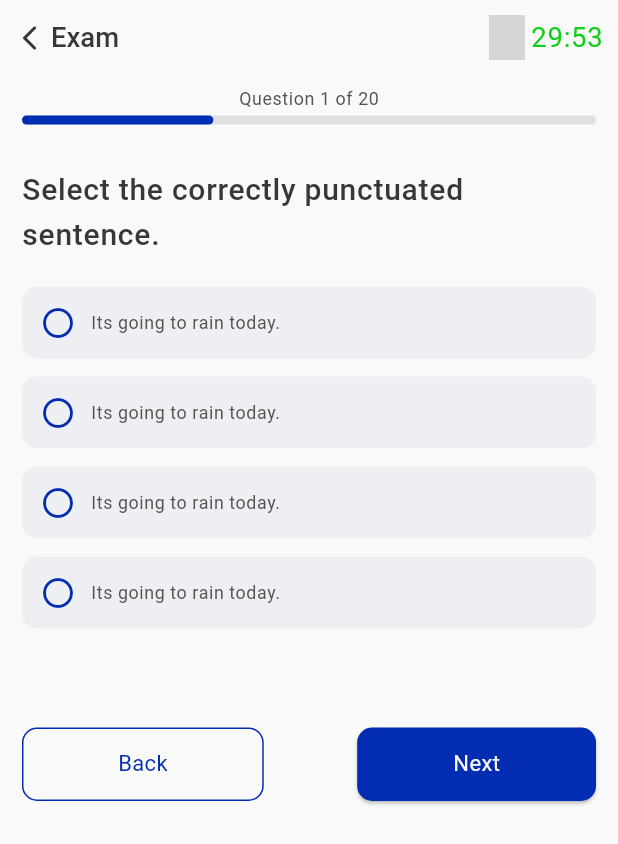
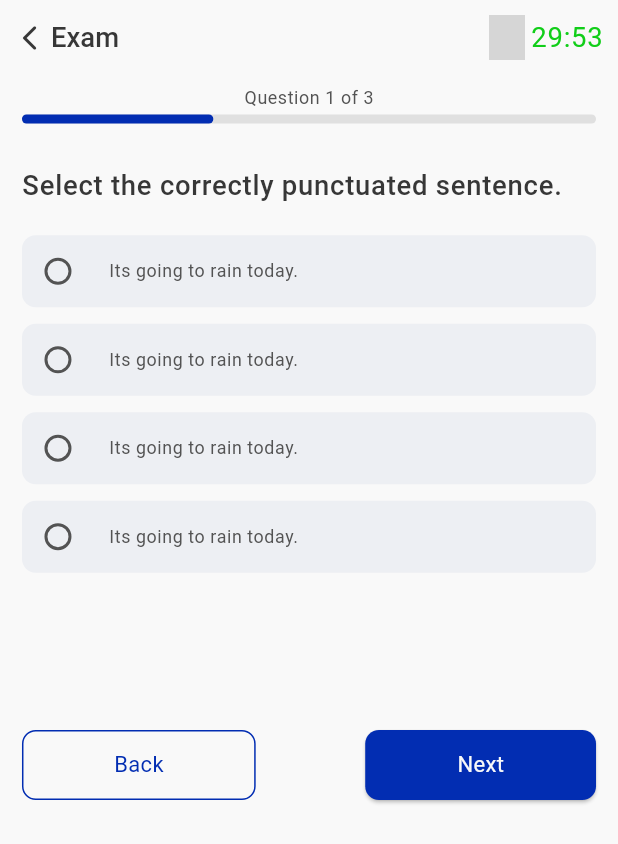
Before and after one commit to mohamedqandill/Online-Exam, a Flutter app: the screen it shows after launch, on a phone screen of 412 x 824 dp. Shown: the top 844 px of the screen. Run offline on Flutter 3.47's test engine with Material 3 defaults, Android fonts, the phone set to English and light mode, and no system bars; our stand-ins replace bloc, cached_network_image, dartz, dio, equatable, flutter_bloc and 5 more; generated files the repository leaves out were written again; grey boxes are pictures that could not be loaded.

Commit message:
done the ui quiz

```diff
--- a/lib/presentation_layer/quiz/view/quiz_view.dart
+++ b/lib/presentation_layer/quiz/view/quiz_view.dart
@@ -1,4 +1,5 @@
 import 'package:flutter/material.dart';
+import 'package:flutter_screenutil/flutter_screenutil.dart';
 import 'package:online_exam/core/utils/constatnts.dart';
 import 'package:online_exam/presentation_layer/quiz/view/quiz_view_body.dart';
 import 'package:online_exam/presentation_layer/quiz/widgets/custom_quiz_app_bar.dart';
@@ -12,7 +13,7 @@ class QuizView extends StatelessWidget {
       appBar: const CustomQuizAppBar(),
       body: SafeArea(
           child: Padding(
-            padding: EdgeInsets.symmetric(vertical: 8.0,horizontal: Constants.appSecoundPadding),
+            padding: EdgeInsets.symmetric(vertical: 8.0.h,horizontal: Constants.appSecoundPadding),
             child: const QuizViewBody(),
           )
       ),
--- a/lib/presentation_layer/quiz/view/quiz_view_body.dart
+++ b/lib/presentation_layer/quiz/view/quiz_view_body.dart
@@ -1,4 +1,5 @@
 import 'package:flutter/material.dart';
+import 'package:flutter_screenutil/flutter_screenutil.dart';
 import 'package:online_exam/core/utils/constatnts.dart';
 import 'package:online_exam/presentation_layer/quiz/widgets/custom_exam_progress_bar.dart';
 import 'package:online_exam/presentation_layer/quiz/widgets/custom_questions_page_view.dart';
@@ -81,7 +82,7 @@ class _QuizViewBodyState extends State<QuizViewBody> {
                   style: Theme.of(context)
                       .textTheme
                       .bodyLarge
-                      ?.copyWith(fontSize: 20),
+                      ?.copyWith(fontSize: 20.sp),
                 ),
               ),
 
--- a/lib/presentation_layer/quiz/widgets/custom_exam_progress_bar.dart
+++ b/lib/presentation_layer/quiz/widgets/custom_exam_progress_bar.dart
@@ -1,4 +1,5 @@
 import 'package:flutter/material.dart';
+import 'package:flutter_screenutil/flutter_screenutil.dart';
 import 'package:online_exam/core/utils/app_colors.dart';
 
 class CustomExamProgressBar extends StatelessWidget {
@@ -19,7 +20,7 @@ class CustomExamProgressBar extends StatelessWidget {
       crossAxisAlignment: CrossAxisAlignment.center,
       children: [
         Text(
-          "Question 1 of 20",
+          "Question $currentQuestion of $totalQuestions",
           style: Theme.of(context)
               .textTheme
               .bodySmall,
@@ -32,7 +33,7 @@ class CustomExamProgressBar extends StatelessWidget {
           minHeight: 6,
           backgroundColor: Colors.grey[300],
           color: AppColors.blueShades[60],
-          borderRadius: BorderRadius.circular(10),
+          borderRadius: BorderRadius.circular(10.r),
         ),
       ],
     );
--- a/lib/presentation_layer/quiz/widgets/custom_exam_timer.dart
+++ b/lib/presentation_layer/quiz/widgets/custom_exam_timer.dart
@@ -63,7 +63,7 @@ class _CustomExamTimerState extends State<CustomExamTimer> {
                 ElevatedButton(
                   style: ElevatedButton.styleFrom(
                     backgroundColor: AppColors.blueShades[60],
-                    padding: const EdgeInsets.symmetric(horizontal: 64, vertical: 14),
+                    padding: EdgeInsets.symmetric(horizontal: 64.w, vertical: 14.h),
                     shape: RoundedRectangleBorder(
                       borderRadius: BorderRadius.circular(10),
                     ),
@@ -106,7 +106,7 @@ class _CustomExamTimerState extends State<CustomExamTimer> {
 
     return Row(
       children: [
-        Image.asset(AppAssets.alarm,width: 24,height: 30),
+        Image.asset(AppAssets.alarm, width: 24,height: 30),
         const SizedBox(width: 4),
         Text(
           formatTime(remainingSeconds),
--- a/lib/presentation_layer/quiz/widgets/custom_option_question.dart
+++ b/lib/presentation_layer/quiz/widgets/custom_option_question.dart
@@ -1,4 +1,5 @@
 import 'package:flutter/material.dart';
+import 'package:flutter_screenutil/flutter_screenutil.dart';
 import 'package:online_exam/core/utils/app_colors.dart';
 
 class CustomOptionsQuestion extends StatefulWidget {
@@ -40,19 +41,20 @@ class _CustomOptionsQuestionState extends State<CustomOptionsQuestion> {
           return GestureDetector(
             onTap: () => toggleOption(index),
             child: Container(
-              margin: const EdgeInsets.symmetric(vertical: 6),
-              padding: const EdgeInsets.all(12),
+              margin: EdgeInsets.symmetric(vertical: 6.h),
               decoration: BoxDecoration(
-                color: isSelected ? AppColors.blueShades[10] : AppColors.lightBlue,
-                borderRadius: BorderRadius.circular(10),
+                color: isSelected
+                    ? AppColors.blueShades[10]
+                    : AppColors.lightBlue,
+                borderRadius: BorderRadius.circular(10.r),
               ),
               child: Row(
                 children: [
-                    Icon(
-                      isSelected
-                          ? Icons.radio_button_checked
-                          : Icons.radio_button_unchecked,
-                      color: AppColors.blueShades[60],
+                  Radio<bool>(
+                    value: true,
+                    groupValue: isSelected,
+                    activeColor: AppColors.blueShades[60],
+                    onChanged: (_) => toggleOption(index),
                   ),
 
                   const SizedBox(width: 10),
@@ -60,11 +62,11 @@ class _CustomOptionsQuestionState extends State<CustomOptionsQuestion> {
                   Expanded(
                     child: Text(
                       widget.options[index],
-                        style: Theme.of(context).textTheme.bodySmall
+                      style: Theme.of(context).textTheme.bodySmall,
                     ),
                   ),
                 ],
-                )
+              ),
             ),
           );
         }),
--- a/lib/presentation_layer/quiz/widgets/custom_questions_page_view.dart
+++ b/lib/presentation_layer/quiz/widgets/custom_questions_page_view.dart
@@ -1,4 +1,5 @@
 import 'package:flutter/material.dart';
+import 'package:flutter_screenutil/flutter_screenutil.dart';
 import 'package:online_exam/core/utils/app_scroll_behavior.dart';
 
 class CustomQuestionsPageView extends StatelessWidget {
@@ -16,7 +17,7 @@ class CustomQuestionsPageView extends StatelessWidget {
   @override
   Widget build(BuildContext context) {
     return SizedBox(
-      height: 240,
+      height: 300.h,
       child: PageView(
         onPageChanged: onPageChanged,
         scrollBehavior: NoGlowScrollBehavior(),
--- a/lib/presentation_layer/quiz/widgets/custom_quiz_buttons.dart
+++ b/lib/presentation_layer/quiz/widgets/custom_quiz_buttons.dart
@@ -1,4 +1,5 @@
 import 'package:flutter/material.dart';
+import 'package:flutter_screenutil/flutter_screenutil.dart';
 import 'package:online_exam/core/utils/app_colors.dart';
 import 'package:online_exam/core/utils/constatnts.dart';
 
@@ -21,10 +22,10 @@ class CustomQuizButtons extends StatelessWidget {
 
         OutlinedButton(
           style: OutlinedButton.styleFrom(
-            padding: const EdgeInsets.symmetric(horizontal: 64, vertical: 14),
+            padding: EdgeInsets.symmetric(horizontal: 64.w, vertical: 14.h),
             side: BorderSide(color: AppColors.blueShades[60]!),
             shape: RoundedRectangleBorder(
-              borderRadius: BorderRadius.circular(10),
+              borderRadius: BorderRadius.circular(10.r),
             ),
           ),
           onPressed: onBack,
@@ -39,9 +40,9 @@ class CustomQuizButtons extends StatelessWidget {
         ElevatedButton(
           style: ElevatedButton.styleFrom(
             backgroundColor: AppColors.blueShades[60],
-            padding: const EdgeInsets.symmetric(horizontal: 64, vertical: 14),
+            padding: EdgeInsets.symmetric(horizontal: 64.w, vertical: 14.h),
             shape: RoundedRectangleBorder(
-              borderRadius: BorderRadius.circular(10),
+              borderRadius: BorderRadius.circular(10.r),
             ),
           ),
           onPressed: onNext,
```
Lines whose indentation alone changed are shown as unchanged.
